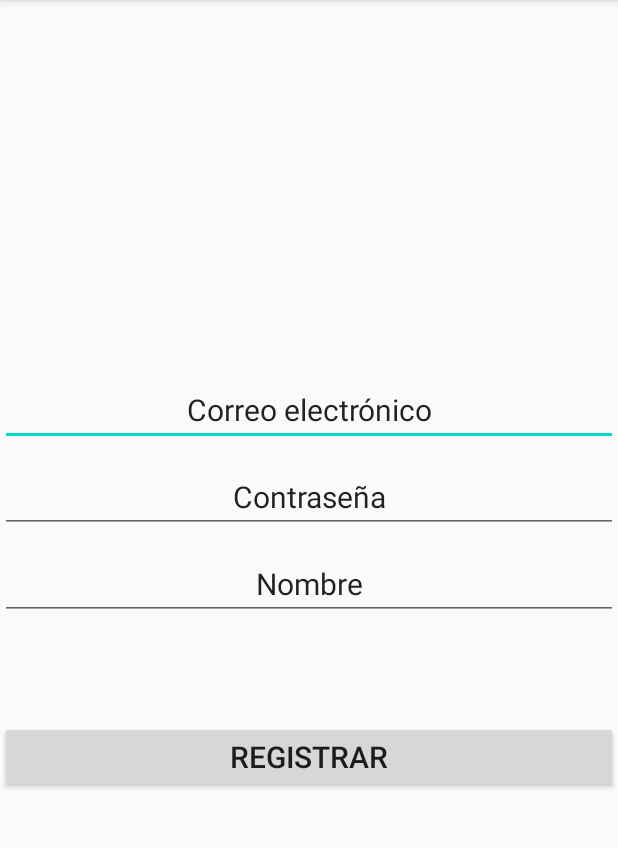
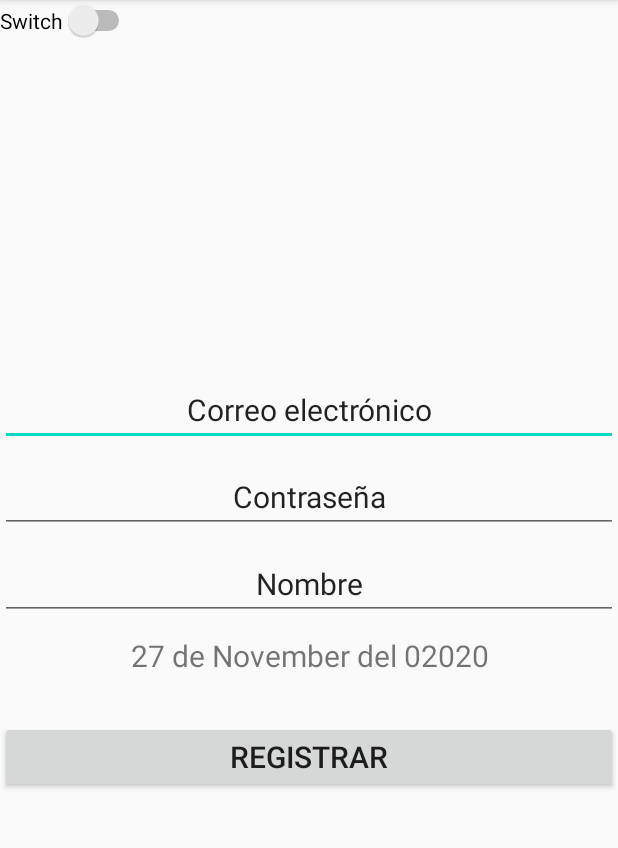
Before and after one commit to boris959/GameDead, an Android app: the Registro screen opened directly, with no data from a screen before it, on a phone screen of 412 x 824 dp, the part 84-932 px from its top. Run offline under Robolectric (Android 15) with nearby library versions, the phone set to English and light mode, and no system bars; our stand-ins replace Firebase (no records; nobody signed in at launch, a user with empty details on screens opened directly).

Commit message:
actualizacion error

```diff
--- a/app/build.gradle
+++ b/app/build.gradle
@@ -26,9 +26,9 @@ dependencies {
     implementation fileTree(dir: "libs", include: ["*.jar"])
     implementation 'androidx.appcompat:appcompat:1.2.0'
     implementation 'androidx.constraintlayout:constraintlayout:2.0.4'
-    implementation 'com.google.android.material:material:1.1.0'       /*DISEÑO*/
-    implementation 'com.google.firebase:firebase-auth:19.3.1'           /*AUTENTICACIÓN*/
-    implementation 'com.google.firebase:firebase-database:19.3.0'  /*BASE DATOS*/
+    implementation 'com.google.android.material:material:1.2.1'       /*DISEÑO*/
+    implementation 'com.google.firebase:firebase-auth:20.0.1'           /*AUTENTICACIÓN*/
+    implementation 'com.google.firebase:firebase-database:19.5.1'  /*BASE DATOS*/
     testImplementation 'junit:junit:4.12'
     implementation platform('com.google.firebase:firebase-bom:26.1.0')
     androidTestImplementation 'androidx.test.ext:junit:1.1.2'
--- a/app/src/main/java/com/boris/gamedead/Registro.java
+++ b/app/src/main/java/com/boris/gamedead/Registro.java
@@ -33,7 +33,7 @@ public class Registro extends AppCompatActivity {
         auth = FirebaseAuth.getInstance();
 
         Date date = new Date();
-        SimpleDateFormat fecha = new SimpleDateFormat("d 'de''MMMM' del 'yyyyy");
+        SimpleDateFormat fecha = new SimpleDateFormat("d 'de' MMMM 'del' yyyyy");
         String StringFecha = fecha.format(date);
         fechaTxt.setText(StringFecha);
     }
--- a/app/src/main/res/layout/activity_registro.xml
+++ b/app/src/main/res/layout/activity_registro.xml
@@ -56,4 +56,10 @@
 
     </androidx.appcompat.widget.LinearLayoutCompat>
 
+    <Switch
+        android:id="@+id/switch1"
+        android:layout_width="wrap_content"
+        android:layout_height="wrap_content"
+        android:text="Switch" />
+
 </RelativeLayout>
```
